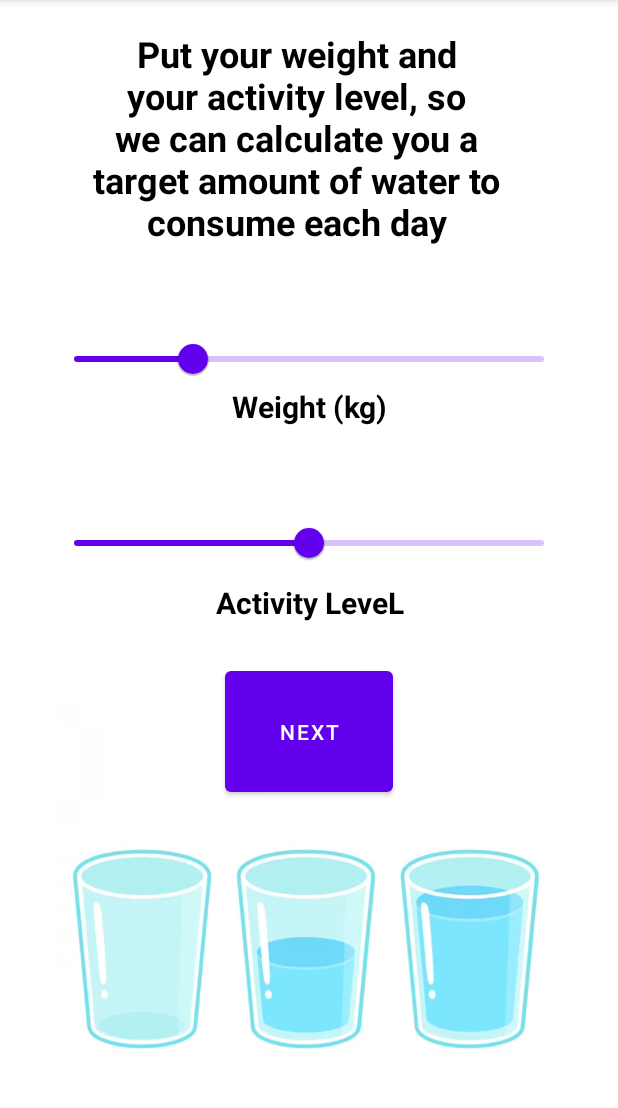
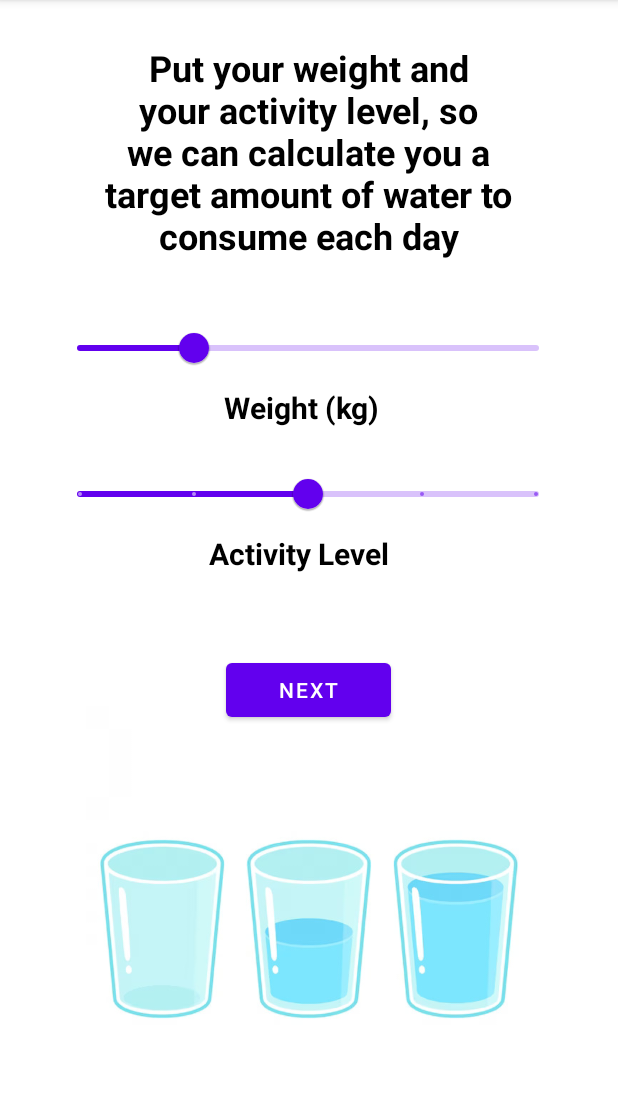
Before and after one commit to Hollow-hub/Water-Tracker, an Android app: the MainActivity2 screen opened directly, with no data from a screen before it, on a phone screen of 412 x 824 dp, the part 84-1192 px from its top. Run offline under Robolectric (Android 15) with nearby library versions, the light colour scheme and no system bars.

Commit message:
made a lot of things

```diff
--- a/app/build.gradle
+++ b/app/build.gradle
@@ -35,5 +35,5 @@ dependencies {
     testImplementation 'junit:junit:4.13.2'
     androidTestImplementation 'androidx.test.ext:junit:1.1.3'
     androidTestImplementation 'androidx.test.espresso:espresso-core:3.4.0'
-    implementation 'com.google.android.material:material:1.6.1'
+    implementation 'com.google.android.material:material:1.9.0'
 }
--- a/app/src/main/AndroidManifest.xml
+++ b/app/src/main/AndroidManifest.xml
@@ -19,8 +19,10 @@
             </intent-filter>
         </activity>
 
-        <activity android:name=".MainActivity2"/>
-        <activity android:name=".Home"/>
+        <activity android:name=".MainActivity2"
+            android:exported="false"/>
+        <activity android:name=".Home"
+            android:exported="false"/>
     </application>
 
 </manifest>
--- a/app/src/main/java/com/example/watertracker/Home.java
+++ b/app/src/main/java/com/example/watertracker/Home.java
@@ -19,8 +19,6 @@ public class Home extends AppCompatActivity {
     CoreDatabase db;
     private String name;
     TextView username;
-
-
     TextView MyStats;
     private ProgressBar pb;
     private int CurrentProgress = 0;
@@ -29,7 +27,9 @@ public class Home extends AppCompatActivity {
     @Override
     protected void onCreate(Bundle savedInstanceState) {
         super.onCreate(savedInstanceState);
-
+        db = new CoreDatabase(this);
+        db.onCreate(db.getWritableDatabase());
+        setContentView(R.layout.home);
 
         name = db.getUsername();
         username = findViewById(R.id.textView3);
--- a/app/src/main/java/com/example/watertracker/MainActivity2.java
+++ b/app/src/main/java/com/example/watertracker/MainActivity2.java
@@ -6,6 +6,7 @@ import android.os.Bundle;
 import android.text.TextUtils;
 import android.widget.Button;
 import android.widget.ImageView;
+import android.widget.TextView;
 import android.widget.Toast;
 
 import androidx.annotation.NonNull;
@@ -13,6 +14,7 @@ import androidx.appcompat.app.AppCompatActivity;
 
 import com.google.android.material.slider.LabelFormatter;
 import com.google.android.material.slider.RangeSlider;
+import com.google.android.material.slider.Slider;
 
 import java.text.NumberFormat;
 import java.util.ArrayList;
@@ -21,7 +23,7 @@ import java.util.Currency;
 public class MainActivity2 extends AppCompatActivity{
 
     CoreDatabase db;
-    RangeSlider rangeSliderWeight,rangeSliderActivity;
+    Slider rangeSliderWeight,rangeSliderActivity;
     double Weight = 40.0;
     int Activity = 1;
 
@@ -44,19 +46,17 @@ public class MainActivity2 extends AppCompatActivity{
         rangeSliderWeight = findViewById(R.id.Weight_slider);
         rangeSliderActivity = findViewById(R.id.Activity_slider);
 
-        rangeSliderWeight.addOnChangeListener(new RangeSlider.OnChangeListener() {
+        rangeSliderWeight.addOnChangeListener(new Slider.OnChangeListener() {
             @Override
-            public void onValueChange(@NonNull RangeSlider slider, float value, boolean fromUser) {
-                // Responds to when slider's value is changed
+            public void onValueChange(@NonNull Slider slider, float value, boolean fromUser) {
                 Weight = value;
                 x = 1;
             }
         });
 
-        rangeSliderActivity.addOnChangeListener(new RangeSlider.OnChangeListener() {
+        rangeSliderActivity.addOnChangeListener(new Slider.OnChangeListener() {
             @Override
-            public void onValueChange(@NonNull RangeSlider slider, float value, boolean fromUser) {
-                // Responds to when slider's value is changed
+            public void onValueChange(@NonNull Slider slider, float value, boolean fromUser) {
                 Activity = (int)value;
                 y = 1;
             }
@@ -75,7 +75,10 @@ public class MainActivity2 extends AppCompatActivity{
             if ((x | y) == 0){
                 Toast.makeText(MainActivity2.this, "Make sure to put your weight and activity level", Toast.LENGTH_LONG).show();
             }else{
-                startActivity(new Intent(MainActivity2.this, Home.class));
+                if (Weight == 0)
+                    Toast.makeText(MainActivity2.this, "Make sure not to put 0kg to your weight", Toast.LENGTH_LONG).show();
+                else
+                    startActivity(new Intent(MainActivity2.this, Home.class));
             }
         });
     }
--- a/app/src/main/res/layout/activity_main2.xml
+++ b/app/src/main/res/layout/activity_main2.xml
@@ -1,23 +1,26 @@
 <?xml version="1.0" encoding="utf-8"?>
-<RelativeLayout xmlns:android="http://schemas.android.com/apk/res/android"
+<androidx.constraintlayout.widget.ConstraintLayout xmlns:android="http://schemas.android.com/apk/res/android"
     xmlns:app="http://schemas.android.com/apk/res-auto"
     xmlns:tools="http://schemas.android.com/tools"
     android:layout_width="match_parent"
-    android:layout_height="match_parent">
+    android:layout_height="match_parent"
+    tools:context=".MainActivity2" >
 
 
     <ImageView
         android:id="@+id/imageView"
-        android:layout_width="331dp"
-        android:layout_height="452dp"
+        android:layout_width="wrap_content"
+        android:layout_height="297dp"
         android:layout_alignParentStart="true"
         android:layout_alignParentTop="true"
         android:layout_alignParentEnd="true"
         android:layout_alignParentBottom="true"
-        android:layout_marginStart="38dp"
-        android:layout_marginTop="388dp"
-        android:layout_marginEnd="42dp"
-        android:layout_marginBottom="-109dp"
+        app:layout_constraintBottom_toBottomOf="parent"
+        app:layout_constraintEnd_toEndOf="parent"
+        app:layout_constraintHorizontal_bias="0.0"
+        app:layout_constraintStart_toStartOf="parent"
+        app:layout_constraintTop_toTopOf="parent"
+        app:layout_constraintVertical_bias="1.0"
         app:srcCompat="@drawable/water" />
 
     <TextView
@@ -28,15 +31,17 @@
         android:layout_alignParentTop="true"
         android:layout_alignParentEnd="true"
         android:layout_alignParentBottom="true"
-        android:layout_marginStart="46dp"
-        android:layout_marginTop="19dp"
-        android:layout_marginEnd="63dp"
-        android:layout_marginBottom="561dp"
-        android:textColor="@color/black"
         android:text="Put your weight and your activity level, so we can calculate you a target amount of water to consume each day"
         android:textAlignment="center"
+        android:textColor="@color/black"
         android:textSize="24dp"
-        android:textStyle="bold" />
+        android:textStyle="bold"
+        app:layout_constraintBottom_toBottomOf="parent"
+        app:layout_constraintEnd_toEndOf="parent"
+        app:layout_constraintHorizontal_bias="0.495"
+        app:layout_constraintStart_toStartOf="parent"
+        app:layout_constraintTop_toTopOf="parent"
+        app:layout_constraintVertical_bias="0.046" />
 
     <com.google.android.material.slider.Slider
         android:id="@+id/Weight_slider"
@@ -46,13 +51,15 @@
         android:layout_alignParentTop="true"
         android:layout_alignParentEnd="true"
         android:layout_alignParentBottom="true"
-        android:layout_marginStart="35dp"
-        android:layout_marginTop="215dp"
-        android:layout_marginEnd="35dp"
-        android:layout_marginBottom="468dp"
         android:value="40.0"
         android:valueFrom="0.0"
-        android:valueTo="160.0" />
+        android:valueTo="160.0"
+        app:layout_constraintBottom_toBottomOf="parent"
+        app:layout_constraintEnd_toEndOf="parent"
+        app:layout_constraintHorizontal_bias="0.493"
+        app:layout_constraintStart_toStartOf="parent"
+        app:layout_constraintTop_toTopOf="parent"
+        app:layout_constraintVertical_bias="0.289" />
 
     <com.google.android.material.slider.Slider
         android:id="@+id/Activity_slider"
@@ -62,49 +69,56 @@
         android:layout_alignParentTop="true"
         android:layout_alignParentEnd="true"
         android:layout_alignParentBottom="true"
-        android:layout_marginStart="35dp"
-        android:layout_marginTop="338dp"
-        android:layout_marginEnd="35dp"
-        android:layout_marginBottom="345dp"
+        android:stepSize="1"
         android:value="2"
         android:valueFrom="0"
-        android:valueTo="4" />
+        android:valueTo="4"
+        app:layout_constraintBottom_toBottomOf="parent"
+        app:layout_constraintEnd_toEndOf="parent"
+        app:layout_constraintHorizontal_bias="0.493"
+        app:layout_constraintStart_toStartOf="parent"
+        app:layout_constraintTop_toTopOf="parent"
+        app:layout_constraintVertical_bias="0.424" />
 
     <TextView
         android:id="@+id/textView2"
-        android:layout_width="107dp"
-        android:layout_height="wrap_content"
+        android:layout_width="120dp"
+        android:layout_height="33dp"
         android:layout_alignParentStart="true"
         android:layout_alignParentTop="true"
         android:layout_alignParentEnd="true"
         android:layout_alignParentBottom="true"
-        android:layout_marginStart="150dp"
-        android:layout_marginTop="257dp"
-        android:layout_marginEnd="150dp"
-        android:layout_marginBottom="439dp"
         android:text="Weight (kg)"
         android:textAlignment="center"
         android:textColor="@color/black"
         android:textSize="20dp"
-        android:textStyle="bold" />
+        android:textStyle="bold"
+        app:layout_constraintBottom_toBottomOf="parent"
+        app:layout_constraintEnd_toEndOf="parent"
+        app:layout_constraintHorizontal_bias="0.481"
+        app:layout_constraintStart_toStartOf="parent"
+        app:layout_constraintTop_toTopOf="parent"
+        app:layout_constraintVertical_bias="0.351" />
 
     <TextView
         android:id="@+id/textView4"
-        android:layout_width="144dp"
-        android:layout_height="45dp"
+        android:layout_width="wrap_content"
+        android:layout_height="33dp"
         android:layout_alignParentStart="true"
         android:layout_alignParentTop="true"
         android:layout_alignParentEnd="true"
         android:layout_alignParentBottom="true"
-        android:layout_marginStart="130dp"
-        android:layout_marginTop="388dp"
-        android:layout_marginEnd="130dp"
-        android:layout_marginBottom="298dp"
-        android:text="Activity LeveL"
+        android:text="Activity Level"
         android:textAlignment="center"
         android:textColor="@color/black"
         android:textSize="20dp"
-        android:textStyle="bold" />
+        android:textStyle="bold"
+        app:layout_constraintBottom_toBottomOf="parent"
+        app:layout_constraintEnd_toEndOf="parent"
+        app:layout_constraintHorizontal_bias="0.475"
+        app:layout_constraintStart_toStartOf="parent"
+        app:layout_constraintTop_toTopOf="parent"
+        app:layout_constraintVertical_bias="0.484" />
 
     <Button
         android:id="@+id/buttonNext"
@@ -114,11 +128,13 @@
         android:layout_alignParentTop="true"
         android:layout_alignParentEnd="true"
         android:layout_alignParentBottom="true"
-        android:layout_marginStart="150dp"
-        android:layout_marginTop="441dp"
-        android:layout_marginEnd="150dp"
-        android:layout_marginBottom="234dp"
-        android:text="next" />
+        android:text="next"
+        app:layout_constraintBottom_toBottomOf="parent"
+        app:layout_constraintEnd_toEndOf="parent"
+        app:layout_constraintHorizontal_bias="0.498"
+        app:layout_constraintStart_toStartOf="parent"
+        app:layout_constraintTop_toTopOf="parent"
+        app:layout_constraintVertical_bias="0.606" />
 
 
-</RelativeLayout>
+</androidx.constraintlayout.widget.ConstraintLayout>
```
Also changed, not shown: app/src/main/java/com/example/watertracker/CoreDatabase.java (+30 -22 lines), app/src/main/java/com/example/watertracker/MainActivity.java (+8 -13 lines), app/src/main/res/layout/home.xml (+10 -10 lines).
